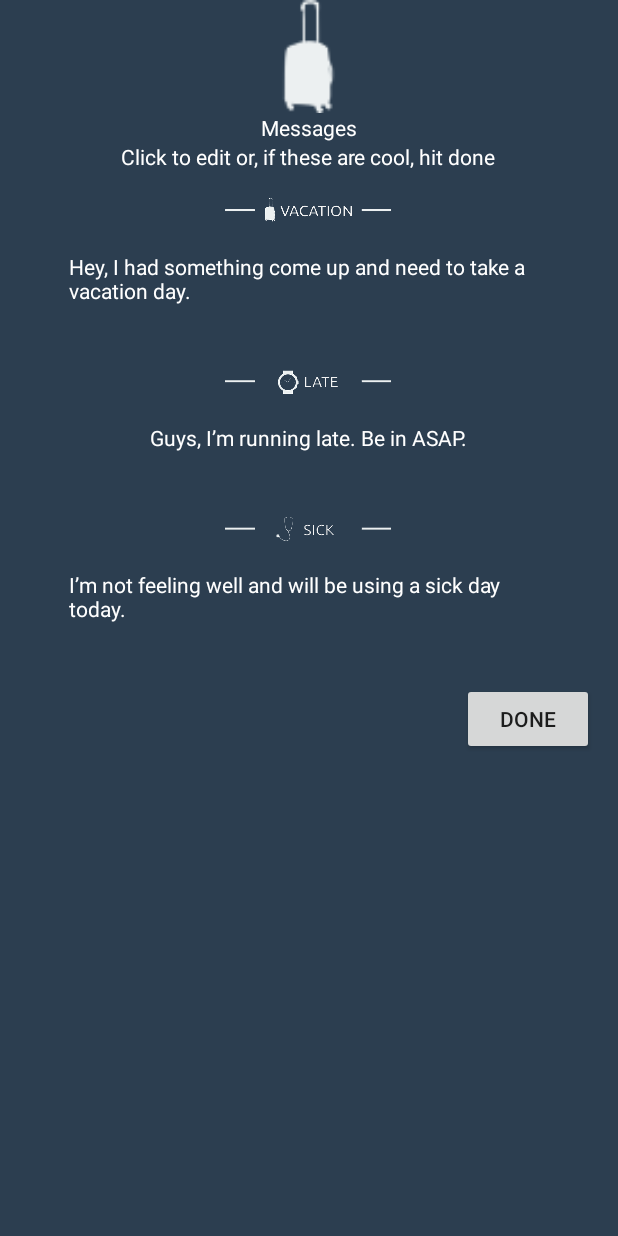
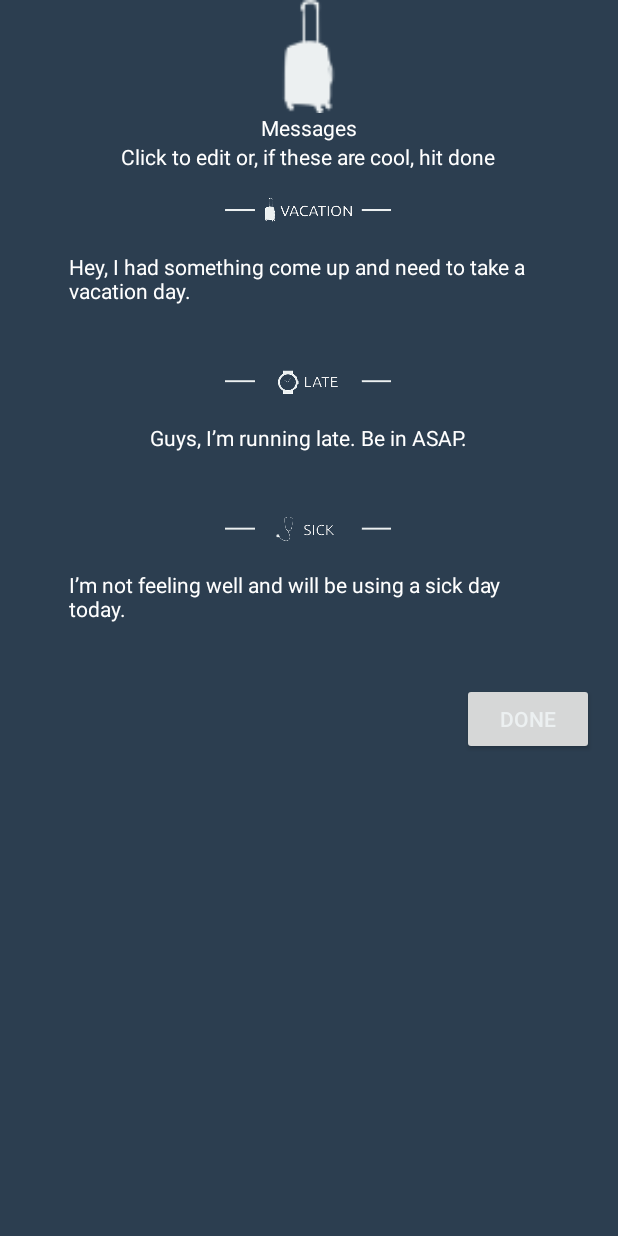
Before and after one commit to joshboles/dayoff, an Android app: the screen it shows after launch (OnboardingActivity), after a tap on "NEXT", on a phone screen of 412 x 824 dp. Run offline under Robolectric (Android 15) with nearby library versions, the phone set to English and light mode, and no system bars; 1 statement that could not run was skipped.

Commit message:
Change Done color

```diff
--- a/app/src/main/res/layout/fragment_onboard_message.xml
+++ b/app/src/main/res/layout/fragment_onboard_message.xml
@@ -86,6 +86,7 @@
         android:layout_width="wrap_content"
         android:layout_height="wrap_content"
         android:layout_gravity="right"
+        android:textColor="#ecf0f1"
         android:text="@string/btn_done"/>
 
 </LinearLayout>
```
